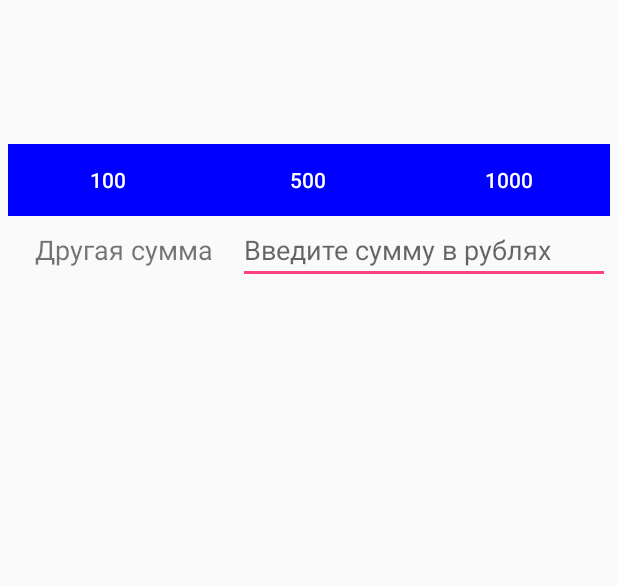
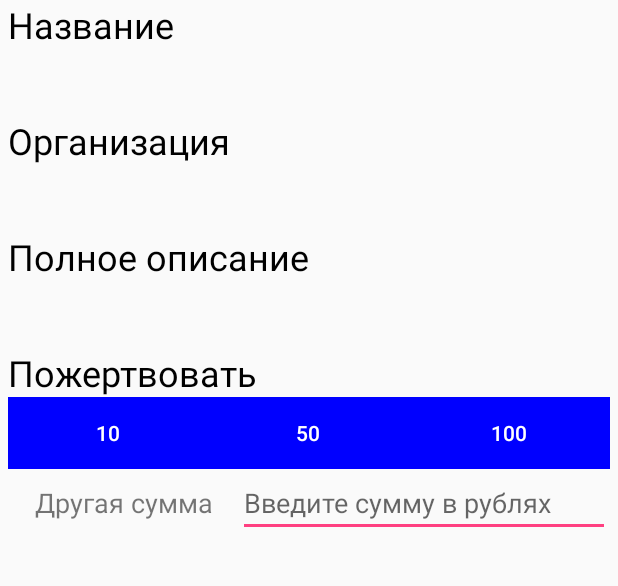
Before and after one commit to Carups/paywell, an Android app: the ProjectDescriptionActivity screen opened directly, with no data from a screen before it, on a phone screen of 412 x 824 dp, the part 200-786 px from its top. Run offline under Robolectric (Android 15) with nearby library versions, the phone set to English and light mode, and no system bars; libraries missing offline, so code that uses them is left out: com.yandex.money, ru.yandex.money; 4 statements that could not run were skipped.

Commit message:
Update layouts

```diff
--- a/paywell/app/src/main/res/layout/card_view.xml
+++ b/paywell/app/src/main/res/layout/card_view.xml
@@ -22,7 +22,8 @@
                 android:id="@+id/imageView"
                 android:layout_width="wrap_content"
                 android:layout_height="wrap_content"
-                android:layout_marginStart="10dp"
+                android:layout_marginStart="20sp"
+                android:layout_marginEnd="20sp"
                 android:layout_centerVertical="true"
                 android:layout_alignParentStart="true"
                 android:src="@mipmap/ic_launcher" />
--- a/paywell/app/src/main/res/layout/project_description.xml
+++ b/paywell/app/src/main/res/layout/project_description.xml
@@ -23,42 +23,81 @@
             />
 
         <TextView
-        android:id="@+id/projectName"
+            android:id="@+id/projectNameLabel"
+            android:text="Название"
             android:layout_width="wrap_content"
             android:layout_height="wrap_content"
             android:layout_below="@id/projectDescriptionImage"
             android:textColor="@android:color/black"
-        android:textSize="20sp"/>
+            android:textSize="24sp"/>
+
+    <TextView
+        android:id="@+id/projectName"
+        android:layout_width="wrap_content"
+        android:layout_height="wrap_content"
+        android:layout_below="@id/projectNameLabel"
+        android:textColor="#777777"
+        android:textSize="18sp"/>
+
+        <TextView
+            android:id="@+id/projectOwnerLabel"
+            android:text="Организация"
+            android:layout_width="wrap_content"
+            android:layout_marginTop="20sp"
+            android:layout_height="wrap_content"
+            android:layout_below="@id/projectName"
+            android:textColor="@android:color/black"
+            android:textSize="24sp"/>
 
     <TextView
         android:id="@+id/projectOwner"
         android:layout_width="wrap_content"
         android:layout_height="wrap_content"
-        android:layout_below="@id/projectName"
-        android:textColor="@android:color/black"
+        android:layout_below="@id/projectOwnerLabel"
+        android:textColor="#777777"
         android:textSize="18sp"/>
 
+    <!--<TextView-->
+        <!--android:id="@+id/shortProjectDescription"-->
+        <!--android:layout_width="wrap_content"-->
+        <!--android:layout_height="wrap_content"-->
+        <!--android:layout_below="@id/projectOwner"-->
+        <!--android:textColor="@android:color/black"-->
+        <!--android:textSize="16sp"/>-->
+
         <TextView
-        android:id="@+id/shortProjectDescription"
+            android:id="@+id/fullProjectDescriptionLabel"
+            android:text="Полное описание"
+            android:layout_marginTop="20sp"
             android:layout_width="wrap_content"
             android:layout_height="wrap_content"
             android:layout_below="@id/projectOwner"
             android:textColor="@android:color/black"
-        android:textSize="16sp"/>
+            android:textSize="24sp"/>
 
     <TextView
         android:id="@+id/fullProjectDescription"
         android:layout_width="wrap_content"
         android:layout_height="wrap_content"
-        android:layout_below="@id/shortProjectDescription"
+        android:layout_below="@id/fullProjectDescriptionLabel"
+        android:textColor="#777777"
+        android:textSize="18sp"/>
+
+        <TextView
+            android:id="@+id/donateLabel"
+            android:text="Пожертвовать"
+            android:layout_marginTop="20sp"
+            android:layout_width="wrap_content"
+            android:layout_height="wrap_content"
+            android:layout_below="@id/fullProjectDescription"
             android:textColor="@android:color/black"
-        android:textSize="16sp"/>
+            android:textSize="24sp"/>
 
         <LinearLayout
             android:layout_width="match_parent"
             android:layout_height="wrap_content"
             android:orientation="vertical"
-            android:layout_below="@id/fullProjectDescription"
+            android:layout_below="@id/donateLabel"
             android:id="@+id/paymentLayout">
 
             <LinearLayout
@@ -76,7 +115,7 @@
                     android:layout_gravity="center_horizontal"
                     android:layout_weight="1"
                     android:background="#0000ff"
-                    android:text="100"
+                    android:text="10"
                     android:textColor="#ffffff" />
 
                 <Button
@@ -87,7 +126,7 @@
                     android:layout_gravity="center_horizontal"
                     android:layout_weight="1"
                     android:background="#0000ff"
-                    android:text="500"
+                    android:text="50"
                     android:textColor="#ffffff" />
 
                 <Button
@@ -98,7 +137,7 @@
                     android:layout_gravity="center_horizontal"
                     android:layout_weight="1"
                     android:background="#0000ff"
-                    android:text="1000"
+                    android:text="100"
                     android:textColor="#ffffff" />
 
             </LinearLayout>
```
Also changed, not shown: paywell/app/src/main/java/ru/spbau/mit/hackathon/paywell/projectdescription/ProjectDescriptionActivity.kt (+11 -6 lines), paywell/app/src/main/java/ru/spbau/mit/hackathon/paywell/server/projects.json (+13 -1 lines). Lines whose indentation alone changed are shown as unchanged.
